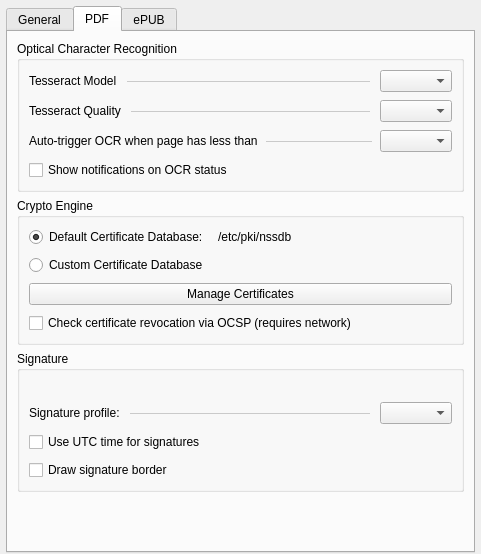
First picture: the form in src/generator/config/settingswidget.ui, repository l4rzy/okular-mupdf-ng, before the edit.
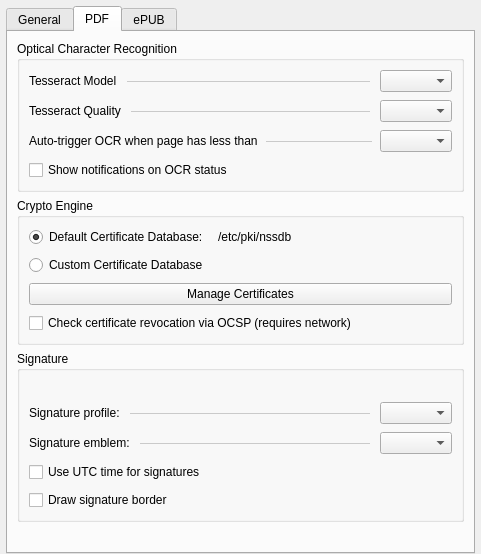
Second picture: the form after the edit. The open tabs and pages were chosen to show the change. Custom widgets are drawn as their Qt base class.

Commit message: feat: signature emblem option with okular logo

What changed in the file:
```diff
--- a/src/generator/config/settingswidget.ui
+++ b/src/generator/config/settingswidget.ui
@@ -631,6 +631,42 @@
             </item>
            </layout>
           </item>
+          <item>
+           <layout class="QHBoxLayout" name="signatureEmblemLayout">
+            <property name="spacing">
+             <number>10</number>
+            </property>
+            <item>
+             <widget class="QLabel" name="labelSignatureEmblem">
+              <property name="text">
+               <string>Signature emblem:</string>
+              </property>
+             </widget>
+            </item>
+            <item>
+             <widget class="QFrame" name="line_signatureEmblem">
+              <property name="sizePolicy">
+               <sizepolicy hsizetype="Expanding" vsizetype="Fixed">
+                <horstretch>1</horstretch>
+                <verstretch>0</verstretch>
+               </sizepolicy>
+              </property>
+              <property name="styleSheet">
+               <string notr="true">border: none; border-bottom: 1px solid palette(midlight);</string>
+              </property>
+              <property name="frameShape">
+               <enum>QFrame::Shape::HLine</enum>
+              </property>
+              <property name="frameShadow">
+               <enum>QFrame::Shadow::Plain</enum>
+              </property>
+             </widget>
+            </item>
+            <item>
+             <widget class="QComboBox" name="kcfg_SignatureEmblem"/>
+            </item>
+           </layout>
+          </item>
           <item>
            <widget class="QCheckBox" name="kcfg_SignatureUseUtc">
             <property name="text">
```
The commit also changes 30 other files.
